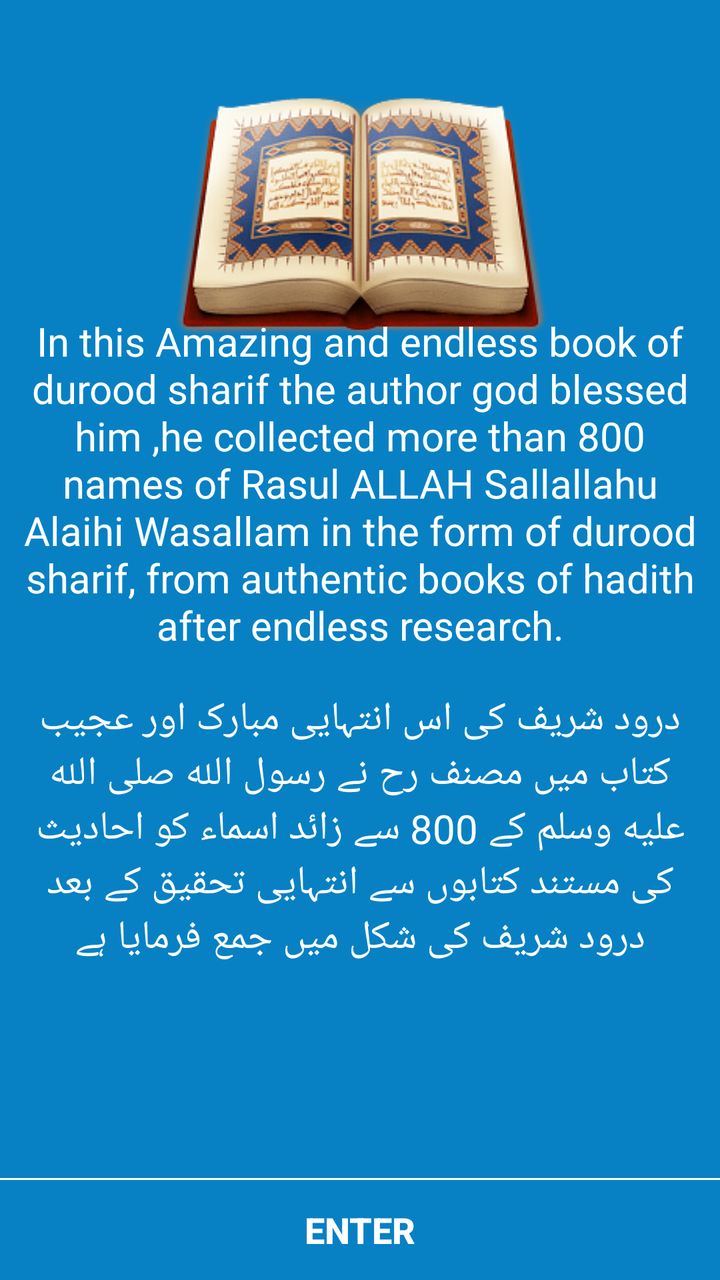
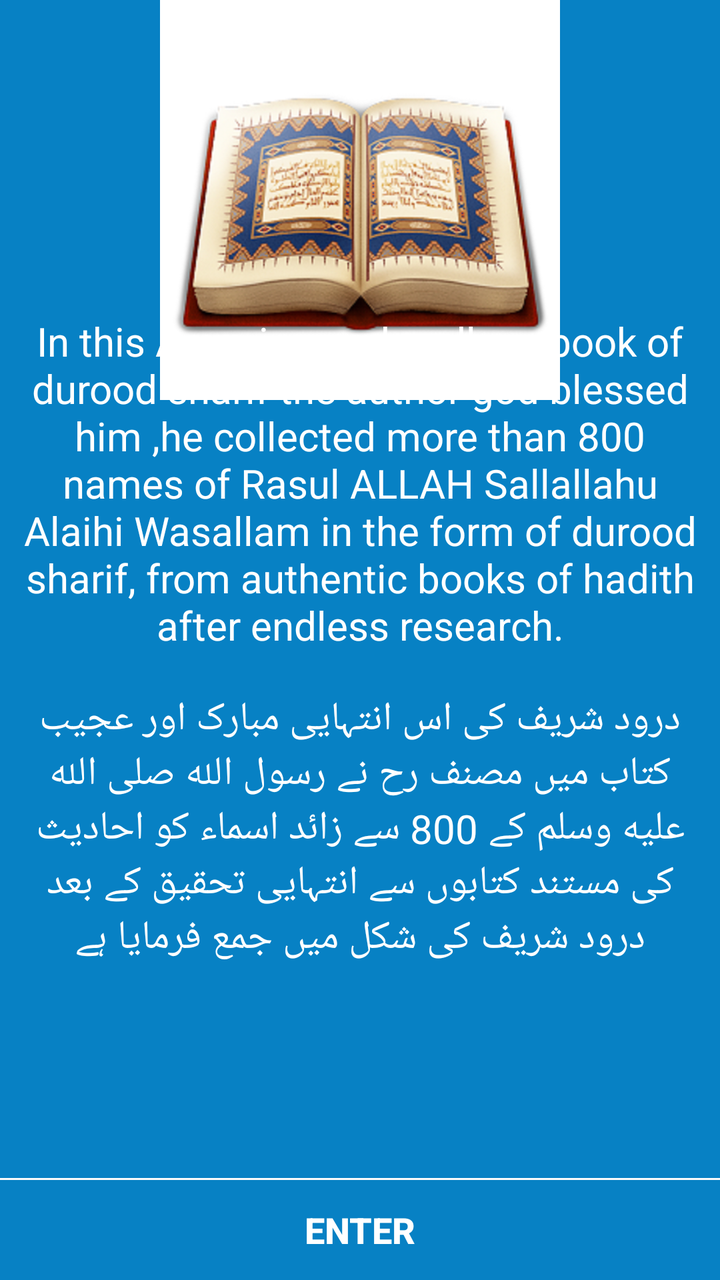

An Android layout rendered at two revisions. The XML below is the earlier revision; the diff shows what the commit changed to produce the second picture.
<!-- AndroidManifest.xml: activity theme AppTheme -->
<!-- res/layout/activity_splash.xml -->
<?xml version="1.0" encoding="utf-8"?>
<RelativeLayout xmlns:android="http://schemas.android.com/apk/res/android"
    xmlns:tools="http://schemas.android.com/tools"
    android:layout_width="match_parent"
    android:layout_height="match_parent"
    android:background="#0781C4"
    android:foreground="?attr/selectableItemBackground"
    tools:context=".SplashActivity">

    <ImageView
        android:layout_width="200dp"
        android:layout_height="200dp"
        android:src="@drawable/icon"
        android:layout_centerHorizontal="true"/>

    <LinearLayout
        android:layout_width="wrap_content"
        android:layout_height="wrap_content"
        android:layout_margin="10dp"
        android:orientation="vertical"
        android:layout_centerInParent="true">

        <TextView
            android:id="@+id/tv_welcome_en"
            android:layout_width="wrap_content"
            android:layout_height="wrap_content"
            android:gravity="center"
            android:text="@string/welcome_text_en"
            android:textColor="#ffffff"
            android:textSize="20sp" />

        <TextView
            android:id="@+id/tv_welcome_ur"
            android:layout_width="wrap_content"
            android:layout_height="wrap_content"
            android:layout_marginTop="20dp"
            android:gravity="center"
            android:text="@string/welcome_text_ur"
            android:textColor="#ffffff"
            android:textSize="20sp"/>

    </LinearLayout>

    <View
        android:layout_width="match_parent"
        android:layout_height="1dp"
        android:layout_above="@+id/dummy_button"
        android:background="#ffffff"/>


    <android.support.v7.widget.AppCompatButton
        android:id="@+id/dummy_button"
        android:layout_width="match_parent"
        android:layout_height="50dp"
        android:layout_centerHorizontal="true"
        android:background="#0781C4"
        android:foreground="?attr/selectableItemBackground"
        android:layout_alignParentBottom="true"
        android:textColor="#ffffff"
        android:text="@string/btn_enter"
        android:textSize="18sp"
        android:textStyle="bold" />

</RelativeLayout>
<!-- resources referenced by this layout -->
<resources>
  <!-- drawable icon: png bitmap (drawable, 80124 bytes) -->
  <string name="btn_enter">Enter</string>
  <string name="welcome_text_en">In this Amazing and endless book of durood sharif the author
  god blessed him ,he collected  more than 800 names of Rasul ALLAH Sallallahu Alaihi Wasallam in the form of durood sharif, from authentic books of hadith after endless research.</string>
  <string name="welcome_text_ur">درود شریف کی اس انتہایی مبارک اور عجیب کتاب میں مصنف رح نے رسول الله
  صلى الله عليه وسلم کے 800 سے زائد اسماء کو احادیث کی مستند کتابوں  سے انتہایی تحقیق کے بعد درود شریف کی شکل میں جمع فرمایا ہے</string>
  <style name="AppTheme" parent="Theme.AppCompat.Light.DarkActionBar">
          <item name="colorPrimary">#0781C4</item>
          <item name="colorPrimaryDark">#0781C4</item>
      </style>
</resources>

<!-- the commit's change to res/layout/activity_splash.xml (unified diff, before → after) -->
@@ -48,7 +48,7 @@
         android:background="#ffffff"/>
 
 
-    <android.support.v7.widget.AppCompatButton
+    <androidx.appcompat.widget.AppCompatButton
         android:id="@+id/dummy_button"
         android:layout_width="match_parent"
         android:layout_height="50dp"
<!-- resource entries referenced after the edit -->
@@ -1,6 +1,6 @@
 <!-- resources referenced by this layout -->
 <resources>
-  <!-- drawable icon: png bitmap (drawable, 80124 bytes) -->
+  <!-- drawable icon: png bitmap (drawable, 267725 bytes) -->
   <string name="btn_enter">Enter</string>
   <string name="welcome_text_en">In this Amazing and endless book of durood sharif the author
   god blessed him ,he collected  more than 800 names of Rasul ALLAH Sallallahu Alaihi Wasallam in the form of durood sharif, from authentic books of hadith after endless research.</string>
